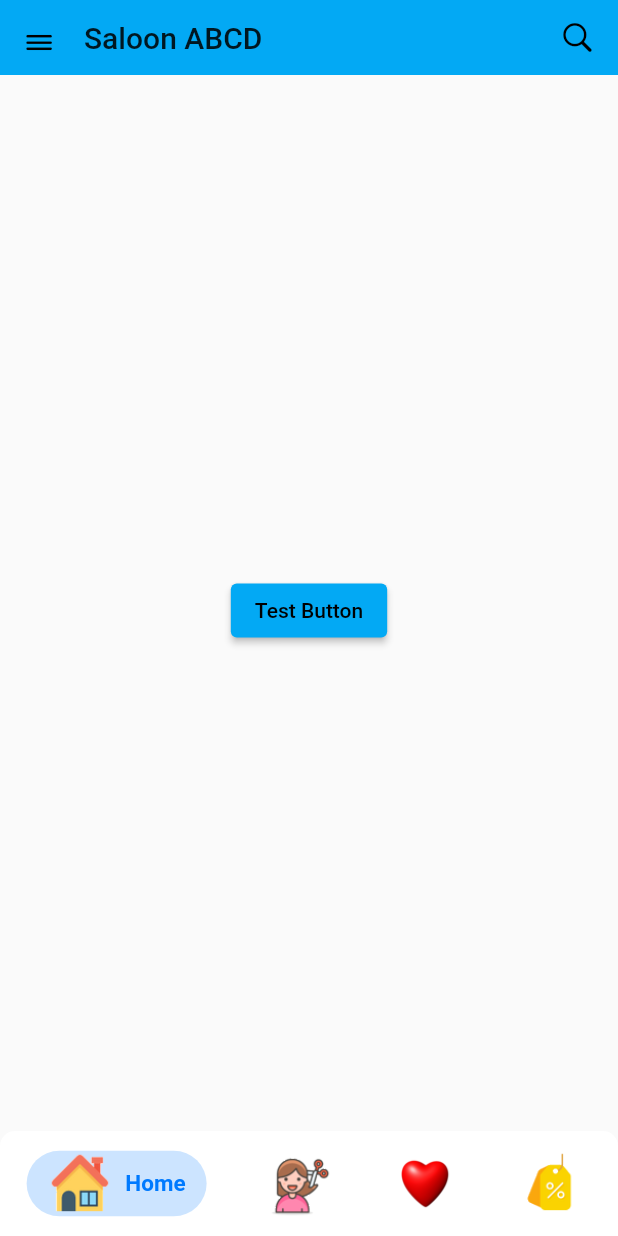
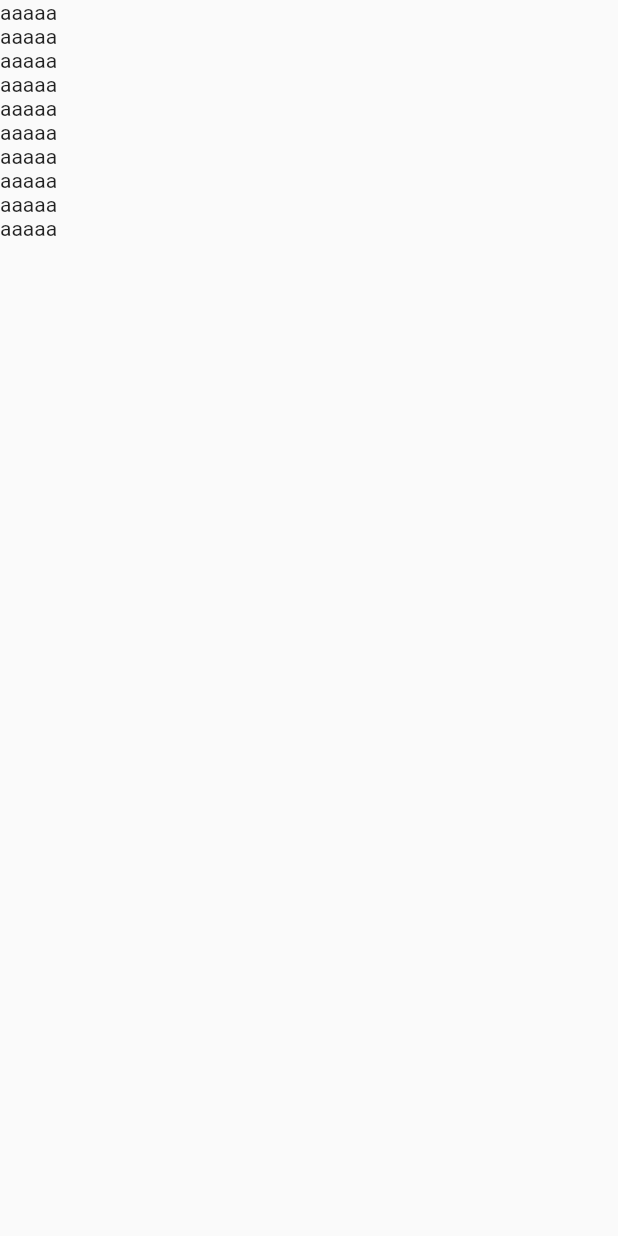
Before and after one commit to chamoddissanayake/SaloonApp, a Flutter app: the screen it shows after launch, after a tap on an icon or button, on a phone screen of 412 x 824 dp. Run offline on Flutter 3.47's test engine with Material 2 defaults, Android fonts, the phone set to English and light mode, and no system bars; drawn by our look-alikes of persistent_bottom_nav_bar; our stand-ins replace flare_flutter, flutter_login, font_awesome_flutter, google_maps_flutter, intl_phone_field, pin_code_fields; missing offline and left inert: intro_views_flutter, nice_button; network calls fail.

Commit message:
linking search screen

```diff
--- a/lib/main.dart
+++ b/lib/main.dart
@@ -13,6 +13,7 @@ import 'package:saloon_app/screens/MainScreen.dart';
 import 'package:saloon_app/screens/HomeScreen.dart';
 import 'package:saloon_app/screens/FavouritesScreen.dart';
 import 'package:saloon_app/screens/OffersScreen.dart';
+import 'package:saloon_app/screens/SearchScreen.dart';
 import 'package:saloon_app/tools/tools.dart';
 
 import 'models/markerModel.dart';
@@ -50,6 +51,7 @@ class MyApp extends StatelessWidget {
         '/favourites': (context) => FavouritesScreen(),
         '/offers': (context) => OffersScreen(),
         '/trending_styles': (context) => TrendingStylesScreen(),
+        '/search': (context) => SearchScreen(),
 
       },
     );
--- /dev/null
+++ b/lib/screens/SearchScreen.dart
@@ -0,0 +1,29 @@
+import 'package:flutter/material.dart';
+
+class SearchScreen extends StatefulWidget {
+  static const routeName = '/search';
+  @override
+  _SearchScreenState createState() => _SearchScreenState();
+}
+
+class _SearchScreenState extends State<SearchScreen> {
+  @override
+  Widget build(BuildContext context) {
+    return Scaffold(
+      body: Column(
+        children: [
+          Text("aaaaa"),
+          Text("aaaaa"),
+          Text("aaaaa"),
+          Text("aaaaa"),
+          Text("aaaaa"),
+          Text("aaaaa"),
+          Text("aaaaa"),
+          Text("aaaaa"),
+          Text("aaaaa"),
+          Text("aaaaa"),
+        ],
+      ),
+    );
+  }
+}
--- a/lib/widgets/AppBarWidget.dart
+++ b/lib/widgets/AppBarWidget.dart
@@ -1,5 +1,6 @@
 import 'package:flutter/cupertino.dart';
 import 'package:flutter/material.dart';
+import 'package:saloon_app/screens/SearchScreen.dart';
 
 class AppBarWidget extends StatelessWidget {
   const AppBarWidget({
@@ -25,6 +26,10 @@ class AppBarWidget extends StatelessWidget {
           GestureDetector(
               onTap: () {
                 print("Search pressed");
+                // Navigator.of(context).pushReplacementNamed(SearchScreen.routeName);
+                Navigator.push(context, new MaterialPageRoute(
+                    builder: (context) => new SearchScreen())
+                );
               },
               child: Container(
                 margin: new EdgeInsets.symmetric(horizontal: 15.0),
```
